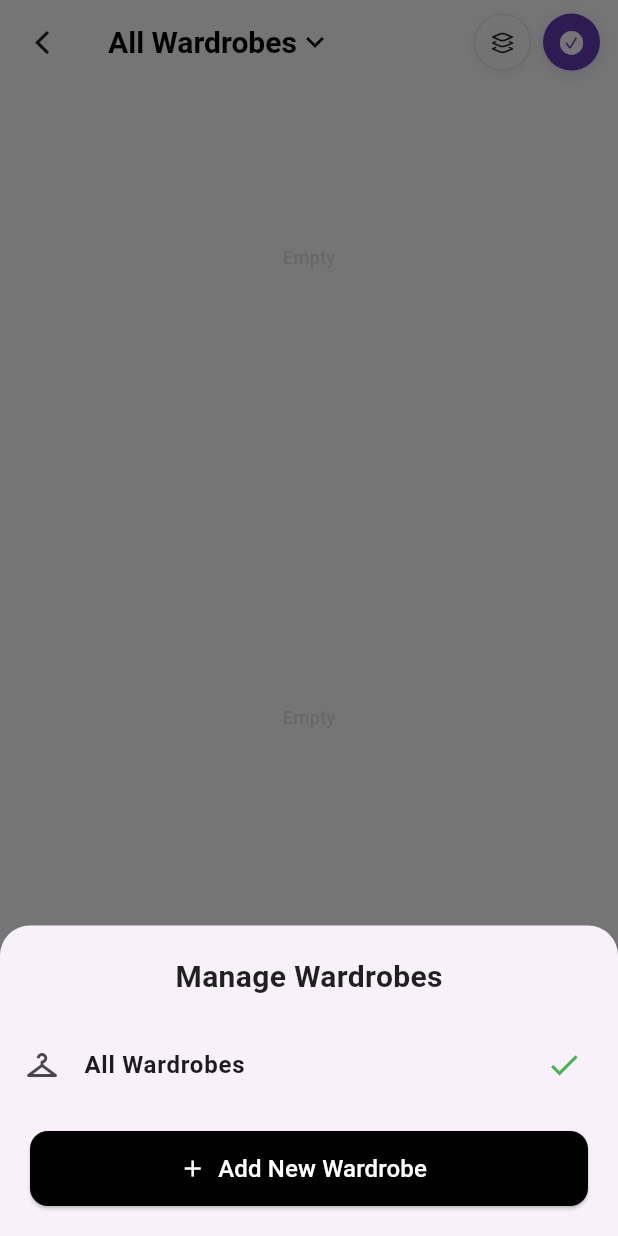
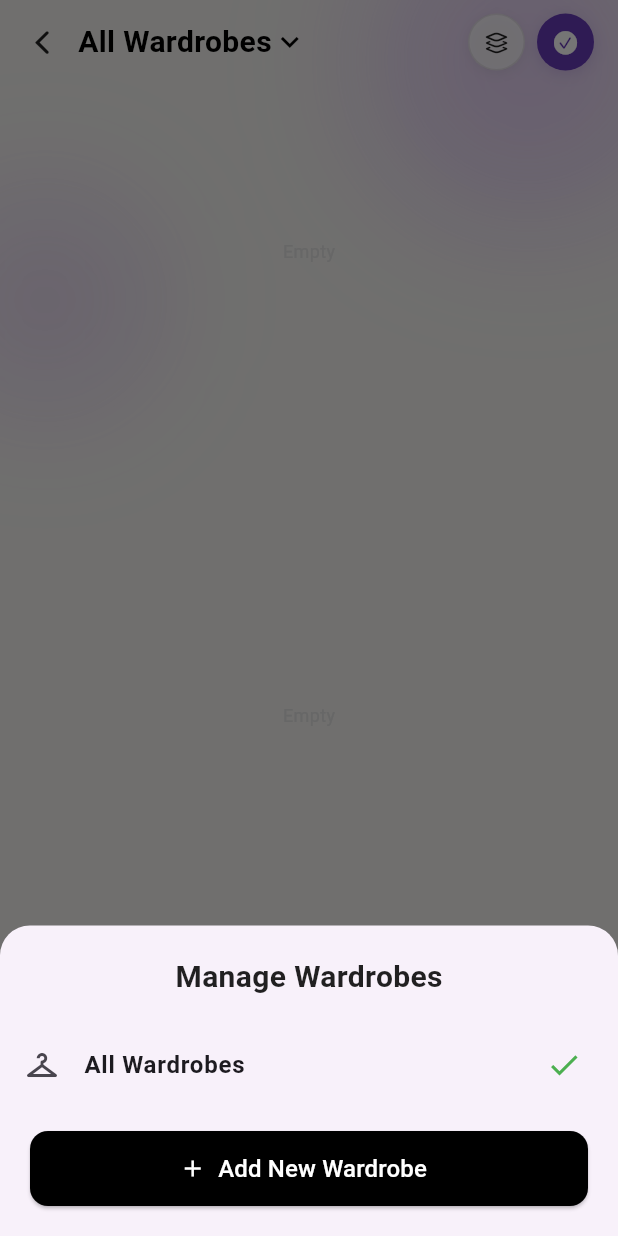
Before and after one commit to Marcu21/wardrobe-master-ai, a Flutter app: the VirtualDressingRoomScreen screen opened directly, after a tap on "All Wardrobes", on a phone screen of 412 x 824 dp. Run offline on Flutter 3.47's test engine with Material 3 defaults, Android fonts, the phone set to English and light mode, and no system bars; our stand-ins replace cached_network_image, cloud_firestore, firebase_auth, firebase_core, firebase_storage, flutter_dotenv and 8 more; accounts and stored records are empty; generated files the repository leaves out were written again; network calls fail.

Commit message:
style(ui): refine per-screen background blob colors

```diff
--- a/mobile_app/lib/screens/virtual_dressing_room_screen.dart
+++ b/mobile_app/lib/screens/virtual_dressing_room_screen.dart
@@ -9,6 +9,10 @@ import '../widgets/save_outfit_dialog.dart';
 import '../widgets/global_wardrobe_selector.dart';
 import '../services/wardrobe_state_service.dart';
 import '../widgets/smart_clothing_image.dart';
+
+const _kBgColor = Color(0xFFF4F3F0);
+const _kBlob1 = Color(0x38A855F7);
+const _kBlob2 = Color(0x209333EA);
 
 class VirtualDressingRoomScreen extends StatefulWidget {
   final List<String>? initialItemIds;
@@ -390,20 +394,64 @@ class _VirtualDressingRoomScreenState extends State<VirtualDressingRoomScreen> {
     double vpShoes = activeLayers <= 3 ? 0.5 : 0.5;
 
     return Scaffold(
-      backgroundColor: Colors.white,
-      extendBodyBehindAppBar: false,
-      appBar: AppBar(
-        title: const GlobalWardrobeSelector(),
-        backgroundColor: Colors.white,
-        elevation: 0,
-        scrolledUnderElevation: 0,
-        centerTitle: false,
-        iconTheme: const IconThemeData(color: Colors.black87),
-        leading: IconButton(
-          icon: const Icon(CupertinoIcons.back, color: Colors.black87),
+      backgroundColor: _kBgColor,
+      body: Stack(
+        children: [
+          Positioned.fill(child: ColoredBox(color: _kBgColor)),
+          Positioned(
+            top: -70,
+            right: -50,
+            child: IgnorePointer(
+              child: ImageFiltered(
+                imageFilter: ImageFilter.blur(sigmaX: 45, sigmaY: 45),
+                child: Container(
+                  width: 220,
+                  height: 220,
+                  decoration: const BoxDecoration(
+                    shape: BoxShape.circle,
+                    color: _kBlob1,
+                  ),
+                ),
+              ),
+            ),
+          ),
+          Positioned(
+            top: 120,
+            left: -50,
+            child: IgnorePointer(
+              child: ImageFiltered(
+                imageFilter: ImageFilter.blur(sigmaX: 40, sigmaY: 40),
+                child: Container(
+                  width: 160,
+                  height: 160,
+                  decoration: const BoxDecoration(
+                    shape: BoxShape.circle,
+                    color: _kBlob2,
+                  ),
+                ),
+              ),
+            ),
+          ),
+          SafeArea(
+            top: false,
+            child: Column(
+              children: [
+                Padding(
+                  padding: EdgeInsets.only(
+                    top: MediaQuery.of(context).padding.top + 4,
+                    left: 4,
+                    right: 12,
+                  ),
+                  child: Row(
+                    children: [
+                      IconButton(
+                        icon: const Icon(
+                          CupertinoIcons.back,
+                          color: Colors.black87,
+                        ),
                         onPressed: () => Navigator.pop(context),
                       ),
-        actions: [
+                      const Expanded(child: GlobalWardrobeSelector()),
                       _CircleIconButton(
                         icon: CupertinoIcons.layers_alt,
                         onTap: _openLayersMenu,
@@ -414,12 +462,10 @@ class _VirtualDressingRoomScreenState extends State<VirtualDressingRoomScreen> {
                         isPrimary: true,
                         onTap: _saveOutfit,
                       ),
-          const SizedBox(width: 12),
+                      const SizedBox(width: 4),
                     ],
                   ),
-      body: SafeArea(
-        child: Column(
-          children: [
+                ),
                 Expanded(
                   child: _isLoading
                       ? Center(
@@ -434,9 +480,13 @@ class _VirtualDressingRoomScreenState extends State<VirtualDressingRoomScreen> {
                                     height: 80,
                                     decoration: BoxDecoration(
                                       shape: BoxShape.circle,
-                                  color: Colors.deepPurple.withOpacity(0.07),
+                                      color: Colors.deepPurple.withOpacity(
+                                        0.07,
+                                      ),
                                       border: Border.all(
-                                    color: Colors.deepPurple.withOpacity(0.15),
+                                        color: Colors.deepPurple.withOpacity(
+                                          0.15,
+                                        ),
                                         width: 1.5,
                                       ),
                                     ),
@@ -445,7 +495,9 @@ class _VirtualDressingRoomScreenState extends State<VirtualDressingRoomScreen> {
                                     width: 52,
                                     height: 52,
                                     child: CircularProgressIndicator(
-                                  color: Colors.deepPurple.withOpacity(0.25),
+                                      color: Colors.deepPurple.withOpacity(
+                                        0.25,
+                                      ),
                                       strokeWidth: 1.5,
                                     ),
                                   ),
@@ -507,7 +559,8 @@ class _VirtualDressingRoomScreenState extends State<VirtualDressingRoomScreen> {
                                   key: ValueKey(vpShoes),
                                   items: _shoes,
                                   flex: fShoe,
-                              onIndexChanged: (index) => _shoesIndex = index,
+                                  onIndexChanged: (index) =>
+                                      _shoesIndex = index,
                                   alignment: Alignment.bottomCenter,
                                   viewportFraction: vpShoes,
                                 ),
@@ -524,10 +577,12 @@ class _VirtualDressingRoomScreenState extends State<VirtualDressingRoomScreen> {
                                     key: ValueKey(vpTops),
                                     items: _tops,
                                     flex: fTop,
-                                onIndexChanged: (index) => _topsIndex = index,
+                                    onIndexChanged: (index) =>
+                                        _topsIndex = index,
                                     viewportFraction: vpTops,
                                   ),
-                              if (fBot + fShoe > 0) Spacer(flex: fBot + fShoe),
+                                  if (fBot + fShoe > 0)
+                                    Spacer(flex: fBot + fShoe),
                                 ],
                               ),
 
@@ -570,6 +625,8 @@ class _VirtualDressingRoomScreenState extends State<VirtualDressingRoomScreen> {
                 ),
               ],
             ),
+          ),
+        ],
       ),
     );
   }
```
Also changed, not shown: mobile_app/lib/screens/clothing_detail_screen.dart (+80 -17 lines). Lines whose indentation alone changed are shown as unchanged.
